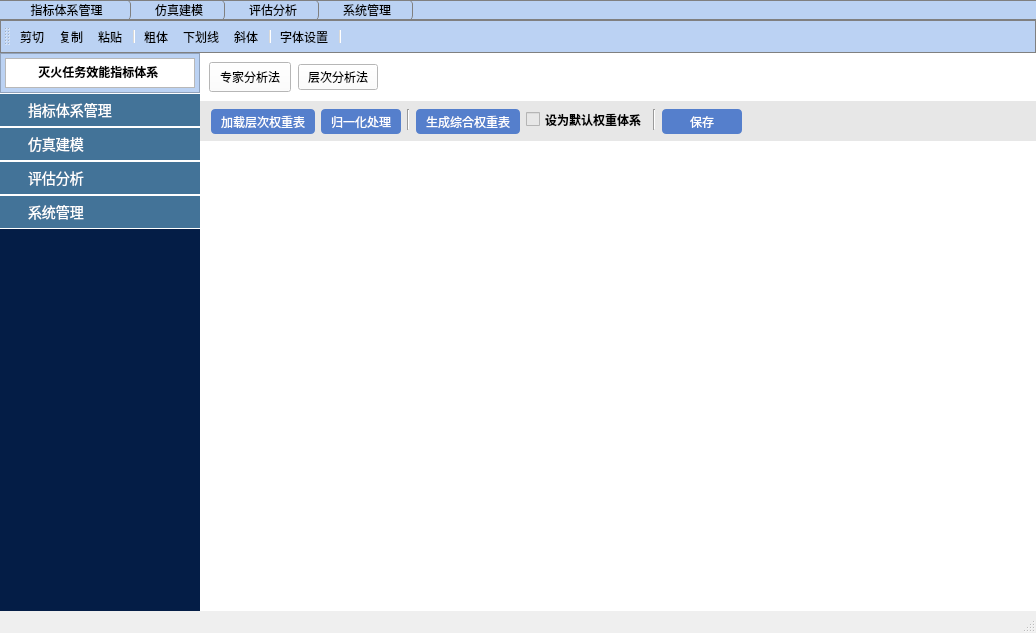
First picture: the form in mainwindow.ui, repository basiABC/evaluation, before the edit.
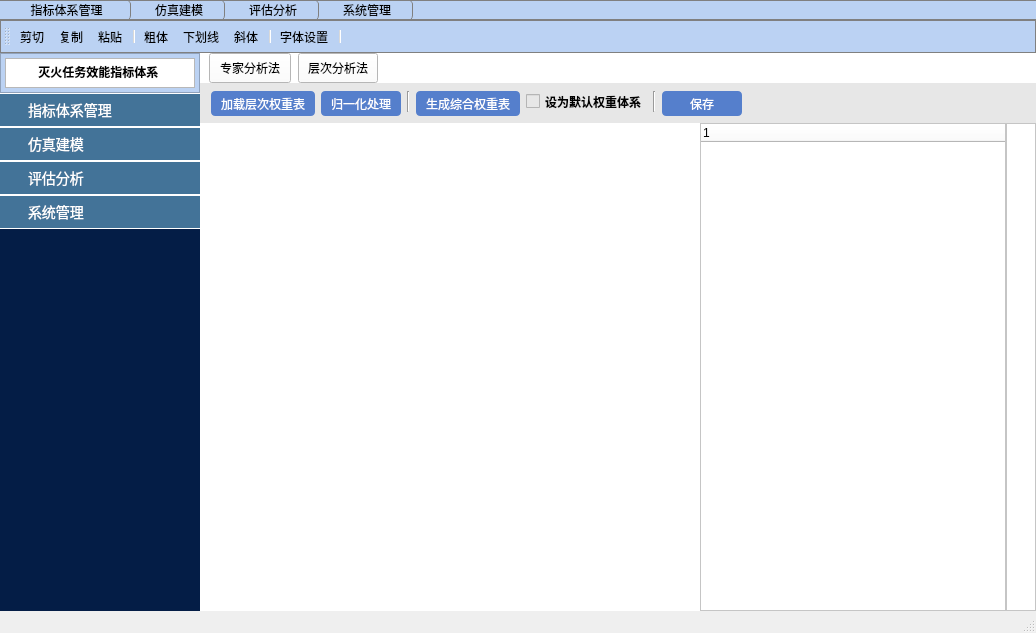
Second picture: the form after the edit. The open tabs and pages were chosen to show the change. Icons and pictures are not drawn.

The edit to the form file:
```diff
--- a/mainwindow.ui
+++ b/mainwindow.ui
@@ -772,6 +772,12 @@
               <property name="spacing">
                <number>7</number>
               </property>
+              <property name="topMargin">
+               <number>0</number>
+              </property>
+              <property name="bottomMargin">
+               <number>0</number>
+              </property>
               <item>
                <widget class="QPushButton" name="zhuan_pushButton">
                 <property name="sizePolicy">
@@ -806,6 +812,12 @@
               </item>
               <item>
                <widget class="QPushButton" name="cen_pushButton">
+                <property name="minimumSize">
+                 <size>
+                  <width>0</width>
+                  <height>30</height>
+                 </size>
+                </property>
                 <property name="styleSheet">
                  <string notr="true">QPushButton {
     qproperty-iconSize: 24px 24px; /* 图标大小 */
@@ -1373,6 +1385,100 @@
                  <property name="styleSheet">
                   <string notr="true">background-color: rgb(255, 255, 255);</string>
                  </property>
+                 <layout class="QHBoxLayout" name="horizontalLayout_4">
+                  <property name="spacing">
+                   <number>0</number>
+                  </property>
+                  <property name="leftMargin">
+                   <number>0</number>
+                  </property>
+                  <property name="topMargin">
+                   <number>0</number>
+                  </property>
+                  <property name="rightMargin">
+                   <number>0</number>
+                  </property>
+                  <property name="bottomMargin">
+                   <number>0</number>
+                  </property>
+                  <item>
+                   <widget class="QWidget" name="cen_tree_display" native="true">
+                    <property name="sizePolicy">
+                     <sizepolicy hsizetype="Expanding" vsizetype="Expanding">
+                      <horstretch>0</horstretch>
+                      <verstretch>0</verstretch>
+                     </sizepolicy>
+                    </property>
+                    <property name="minimumSize">
+                     <size>
+                      <width>500</width>
+                      <height>0</height>
+                     </size>
+                    </property>
+                   </widget>
+                  </item>
+                  <item>
+                   <widget class="QStackedWidget" name="weught_display_st">
+                    <property name="sizePolicy">
+                     <sizepolicy hsizetype="Expanding" vsizetype="Expanding">
+                      <horstretch>0</horstretch>
+                      <verstretch>0</verstretch>
+                     </sizepolicy>
+                    </property>
+                    <widget class="QWidget" name="page"/>
+                    <widget class="QWidget" name="page_2">
+                     <layout class="QHBoxLayout" name="horizontalLayout_8">
+                      <property name="spacing">
+                       <number>0</number>
+                      </property>
+                      <property name="leftMargin">
+                       <number>0</number>
+                      </property>
+                      <property name="topMargin">
+                       <number>0</number>
+                      </property>
+                      <property name="rightMargin">
+                       <number>0</number>
+                      </property>
+                      <property name="bottomMargin">
+                       <number>0</number>
+                      </property>
+                      <item>
+                       <widget class="QTreeWidget" name="treeWidget_2">
+                        <column>
+                         <property name="text">
+                          <string notr="true">1</string>
+                         </property>
+                        </column>
+                       </widget>
+                      </item>
+                     </layout>
+                    </widget>
+                   </widget>
+                  </item>
+                  <item alignment="Qt::AlignmentFlag::AlignRight">
+                   <widget class="QFrame" name="side_z_c">
+                    <property name="sizePolicy">
+                     <sizepolicy hsizetype="Expanding" vsizetype="Expanding">
+                      <horstretch>0</horstretch>
+                      <verstretch>0</verstretch>
+                     </sizepolicy>
+                    </property>
+                    <property name="minimumSize">
+                     <size>
+                      <width>30</width>
+                      <height>0</height>
+                     </size>
+                    </property>
+                    <property name="frameShape">
+                     <enum>QFrame::Shape::StyledPanel</enum>
+                    </property>
+                    <property name="frameShadow">
+                     <enum>QFrame::Shadow::Raised</enum>
+                    </property>
+                   </widget>
+                  </item>
+                 </layout>
                 </widget>
                </item>
               </layout>
```
Left out of the diff: 6 changed lines with no effect on the pictures.
